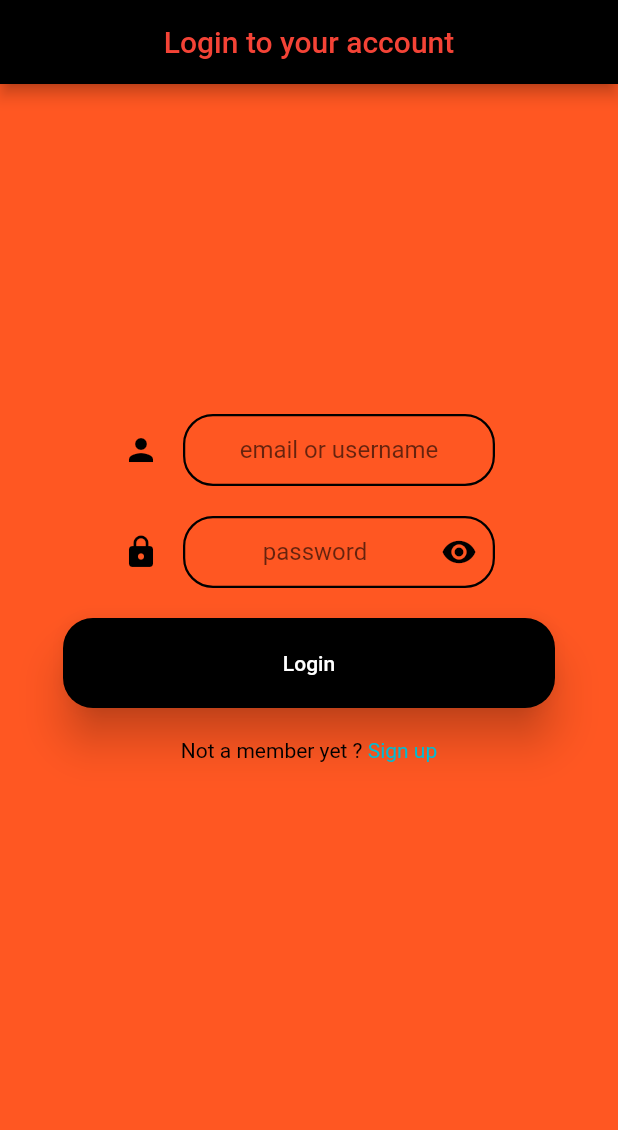
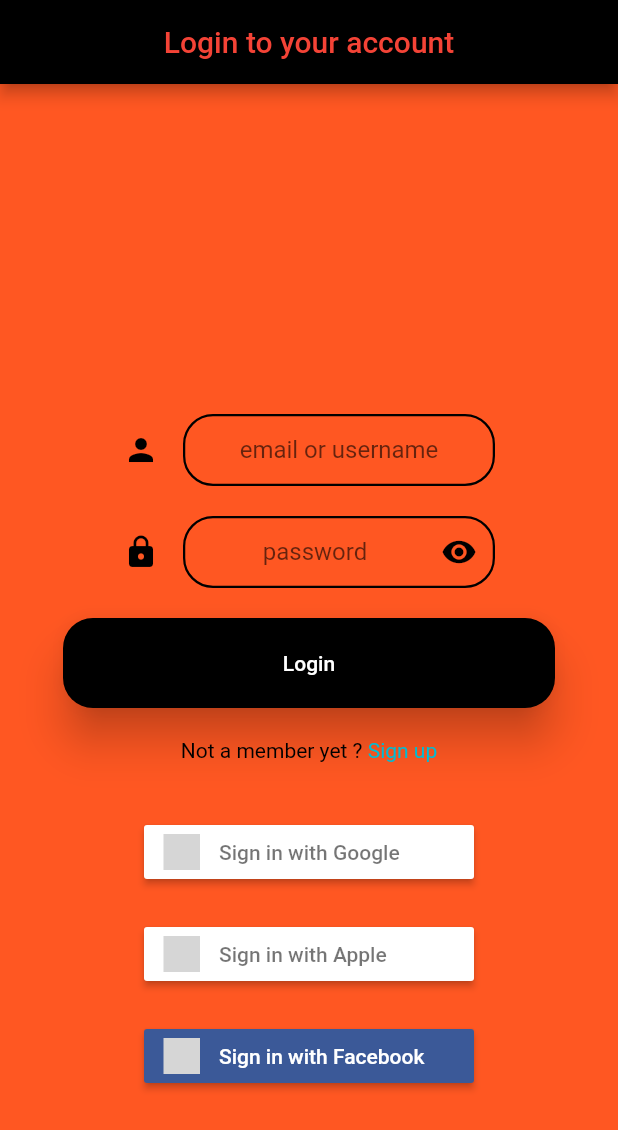
Before and after one commit to Kiarash6k/Reddit583, a Flutter app: the screen it shows after launch, after a tap on "Login", on a phone screen of 412 x 824 dp. Shown: the top 1130 px of the screen. Run offline on Flutter 3.47's test engine with Material 2 defaults, Android fonts, the phone set to English and light mode, and no system bars; our stand-ins replace animated_splash_screen, animated_text_kit, flutter_signin_button; grey boxes are pictures that could not be loaded.

Commit message:
add social media sign in buttons package and their buttons

```diff
--- a/reddit583/lib/Screens/LoginScreen.dart
+++ b/reddit583/lib/Screens/LoginScreen.dart
@@ -1,6 +1,6 @@
 import 'package:flutter/material.dart';
 import 'SignUpScreen.dart';
-
+import 'package:flutter_signin_button/flutter_signin_button.dart';
 
 class LoginScreen extends StatefulWidget {
   const LoginScreen({Key key}) : super(key: key);
@@ -141,6 +141,24 @@ class _LoginScreenState extends State<LoginScreen> {
                       endIndent: 300,
                       thickness: 0.2,
                     ),
+                    Container(
+                      margin: EdgeInsets.only(top: 20.0),
+                      child: SignInButton(
+                        Buttons.Google,
+                        onPressed: () {},
+                      ),),
+                    Container(
+                      margin: EdgeInsets.only(top: 20.0),
+                      child: SignInButton(
+                        Buttons.Apple,
+                        onPressed: () {},
+                      ),),
+                    Container(
+                      margin: EdgeInsets.only(top: 20.0),
+                      child: SignInButton(
+                        Buttons.Facebook,
+                        onPressed: () {},
+                      ),)
                   ]
               ),
             )
--- a/reddit583/pubspec.yaml
+++ b/reddit583/pubspec.yaml
@@ -27,6 +27,7 @@ environment:
 # the latest version available on pub.dev. To see which dependencies have newer
 # versions available, run `flutter pub outdated`.
 dependencies:
+  flutter_signin_button: ^2.0.0
   animated_splash_screen:
   animated_text_kit: ^4.2.1
   flutter:
```
